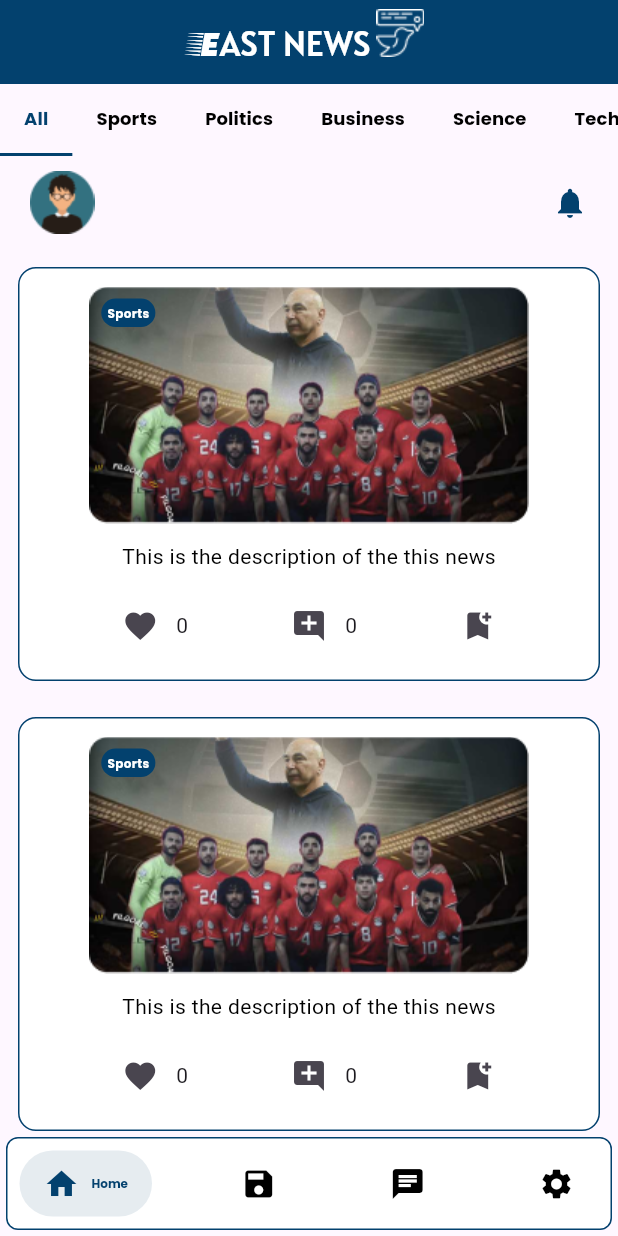
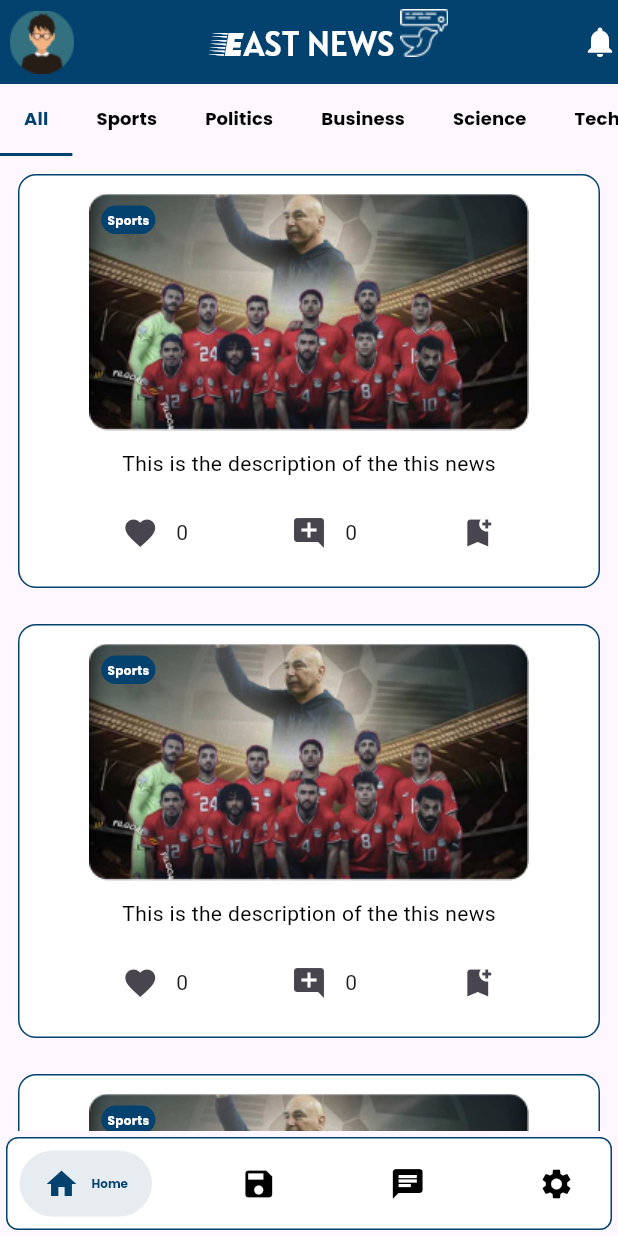
Before and after one commit to ali72-20/gp_east_news, a Flutter app: the main_screen screen opened directly, on a phone screen of 412 x 824 dp. Run offline on Flutter 3.47's test engine with Material 3 defaults, Android fonts, the light colour scheme and no system bars; drawn by our look-alikes of salomon_bottom_bar; our stand-ins replace fluttertoast, ionicons, shared_preferences, smooth_page_indicator; missing offline and left inert: dart:ffi; accounts and stored records are empty; key blocks and very long unbroken strings in the code were emptied for the run.

Commit message:
% refactor

```diff
--- a/lib/presentation_layer/UI/Body/home_top_bar.dart
+++ /dev/null
@@ -1,40 +0,0 @@
-import 'package:flutter/cupertino.dart';
-import 'package:flutter/material.dart';
-import 'package:gp_east_news/presentation_layer/UI/Profile/userModel.dart';
-
-
-import '../Profile/user_profile.dart';
-import '../colors/colors.dart';
-
-class home_top_bar extends StatelessWidget {
-  home_top_bar({super.key});
-  userModel user = new userModel(userName: "Ali", Mail: "ali@gmial");
-  @override
-  Widget build(BuildContext context) {
-    return Container(
-      padding: const EdgeInsets.symmetric(horizontal: 20, vertical: 10),
-      decoration: const BoxDecoration(
-        color: Colors.transparent,
-        borderRadius: BorderRadius.only(
-          bottomLeft: Radius.circular(12),
-          bottomRight: Radius.circular(12),
-        ),
-      ),
-      child: Row(
-        mainAxisAlignment: MainAxisAlignment.spaceBetween,
-        children: [
-          GestureDetector(
-              onTap: () {
-                Navigator.push(context,
-                    MaterialPageRoute(builder: (_) => user_profile(user_model: user)));
-              },
-              child: Image.asset('assets/Images/user.png')),
-          const SizedBox(
-            width: 8,
-          ),
-          Icon(Icons.notifications, color: primary_color,),
-        ],
-      ),
-    );
-  }
-}
--- a/lib/presentation_layer/UI/Forms/FormComponent /TextInputComp.dart
+++ b/lib/presentation_layer/UI/Forms/FormComponent /TextInputComp.dart
@@ -1,6 +1,7 @@
 import 'package:flutter/cupertino.dart';
 import 'package:flutter/material.dart';
 import 'package:flutter/widgets.dart';
+import 'package:gp_east_news/presentation_layer/UI/Screens/mainScreen.dart';
 
 import '../../colors/colors.dart';
 
@@ -15,6 +16,10 @@ class TextInputComp extends StatelessWidget {
     return Padding(
       padding: const EdgeInsets.only(right: 32.0, left: 32.0, top: 24),
       child: TextFormField(
+        onFieldSubmitted: (value){
+          user_model.Mail = value;
+          user_model.userName = value;
+        },
         validator: (value) {
           if (value == null || value.isEmpty) {
             return "The $lableText is Required";
--- a/lib/presentation_layer/UI/Fragments /Fragement_body.dart
+++ b/lib/presentation_layer/UI/Fragments /Fragement_body.dart
@@ -1,6 +1,7 @@
 import 'package:flutter/cupertino.dart';
+import 'package:flutter/material.dart';
 
-import '../Body/home_top_bar.dart';
+
 import '../News/news_list.dart';
 
 class FragementBody extends StatefulWidget {
@@ -13,14 +14,13 @@ class FragementBody extends StatefulWidget {
 class _FragementBodyState extends State<FragementBody> {
   @override
   Widget build(BuildContext context) {
-    return CustomScrollView(
-      physics: const BouncingScrollPhysics(),
-      slivers: [
-        SliverToBoxAdapter(
-          child: home_top_bar(),
-        ),
-        news_list(),
-      ],
+    return Scaffold(
+      body: CustomScrollView(
+        physics: const BouncingScrollPhysics(),
+        slivers: [
+          news_list(),
+        ],
+      ),
     );
   }
 }
--- a/lib/presentation_layer/UI/Fragments /home.dart
+++ b/lib/presentation_layer/UI/Fragments /home.dart
@@ -1,11 +1,8 @@
-import 'package:flutter/gestures.dart';
+
 import 'package:flutter/material.dart';
 import 'package:gp_east_news/presentation_layer/UI/Fragments%20/Fragement_body.dart';
 
-import '../Body/home_top_bar.dart';
-import '../News/news_list.dart';
 import '../Body/tap_item.dart';
-import '../Profile/userModel.dart';
 import '../colors/colors.dart';
 
 class home extends StatefulWidget {
--- a/lib/presentation_layer/UI/Profile/Profile_body.dart
+++ b/lib/presentation_layer/UI/Profile/Profile_body.dart
@@ -1,9 +1,9 @@
 import 'package:flutter/cupertino.dart';
 import 'package:flutter/material.dart';
+import 'package:gp_east_news/presentation_layer/UI/Screens/mainScreen.dart';
 
 class Profile_body extends StatelessWidget {
-   Profile_body({super.key, required this.user_mail});
-  String user_mail;
+   Profile_body({super.key});
   @override
   Widget build(BuildContext context) {
     return Container(
@@ -22,7 +22,7 @@ class Profile_body extends StatelessWidget {
               readOnly: true,
               decoration: InputDecoration(
                   border: OutlineInputBorder(),
-                  hintText: user_mail,
+                  hintText: user_model.Mail,
                   suffixIcon: const Icon(Icons.mail)
               ),
             ),
--- a/lib/presentation_layer/UI/Screens/mainScreen.dart
+++ b/lib/presentation_layer/UI/Screens/mainScreen.dart
@@ -1,5 +1,6 @@
 import 'package:flutter/material.dart';
-
+import 'package:gp_east_news/presentation_layer/UI/Profile/userModel.dart';
+import 'package:gp_east_news/presentation_layer/UI/Profile/user_profile.dart';
 
 import 'package:salomon_bottom_bar/salomon_bottom_bar.dart';
 
@@ -10,6 +11,8 @@ import '../Fragments /saved_fragment.dart';
 import '../Fragments /Settings/setting_fragment.dart';
 import '../colors/colors.dart';
 import 'bottom_nav_item.dart';
+
+
 
 class main_screen extends StatefulWidget {
   main_screen({super.key, required this.current_fragmnet_index});
@@ -39,13 +42,24 @@ class _main_screenState extends State<main_screen> {
   Widget build(BuildContext context) {
     return Scaffold(
       appBar: AppBar(
+        leading: GestureDetector(
+            onTap: () {
+              Navigator.push(
+                context,
+                MaterialPageRoute(
+                  builder: (context) => user_profile(),
+                ),
+              );
+            },
+            child: Image.asset('assets/Images/user.png')),
         backgroundColor: primary_color,
         title: const app_bar(),
+        actions: const [Icon(Icons.notifications, color: Colors.white)],
       ),
       body: body.elementAt(_selectedIndex),
       bottomNavigationBar: Container(
         margin: const EdgeInsets.all(4),
-        decoration:  BoxDecoration(
+        decoration: BoxDecoration(
           border: Border.all(color: primary_color),
           borderRadius: const BorderRadius.all(Radius.circular(8)),
           color: Colors.white,
@@ -84,3 +98,5 @@ class _main_screenState extends State<main_screen> {
     );
   }
 }
+
+userModel user_model = userModel(userName: 'userName ', Mail: "Mail");
```
Also changed, not shown: lib/presentation_layer/UI/Profile/Profile_header.dart (+33 -10 lines), lib/presentation_layer/UI/Profile/user_profile.dart (+1 -6 lines).
